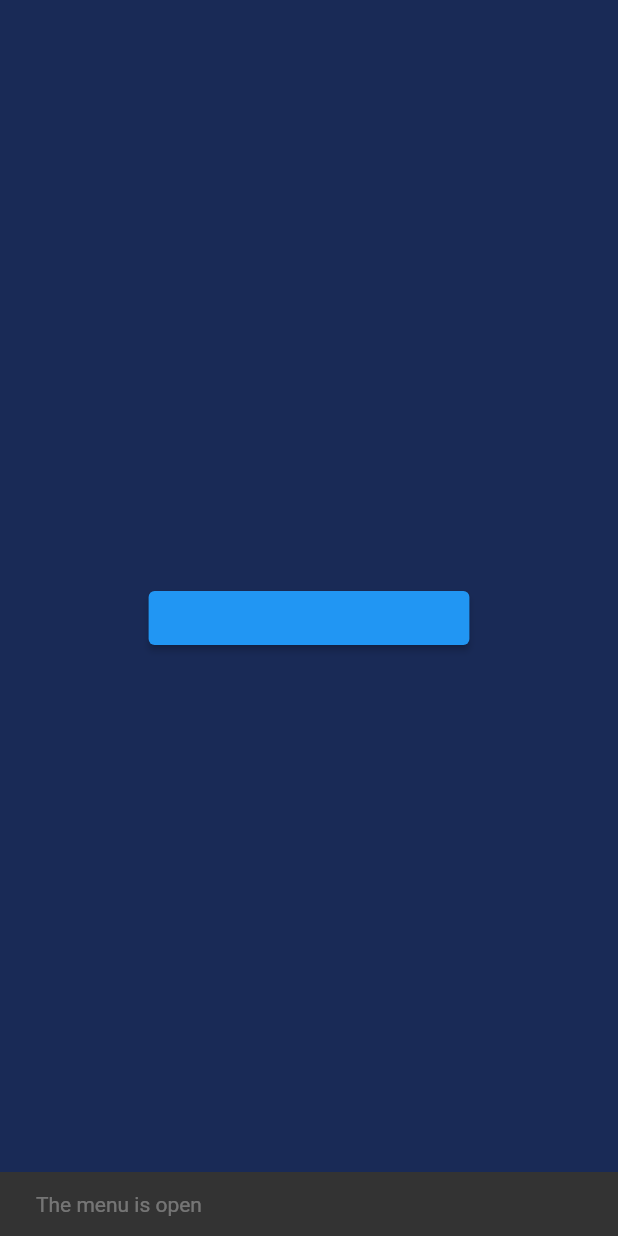
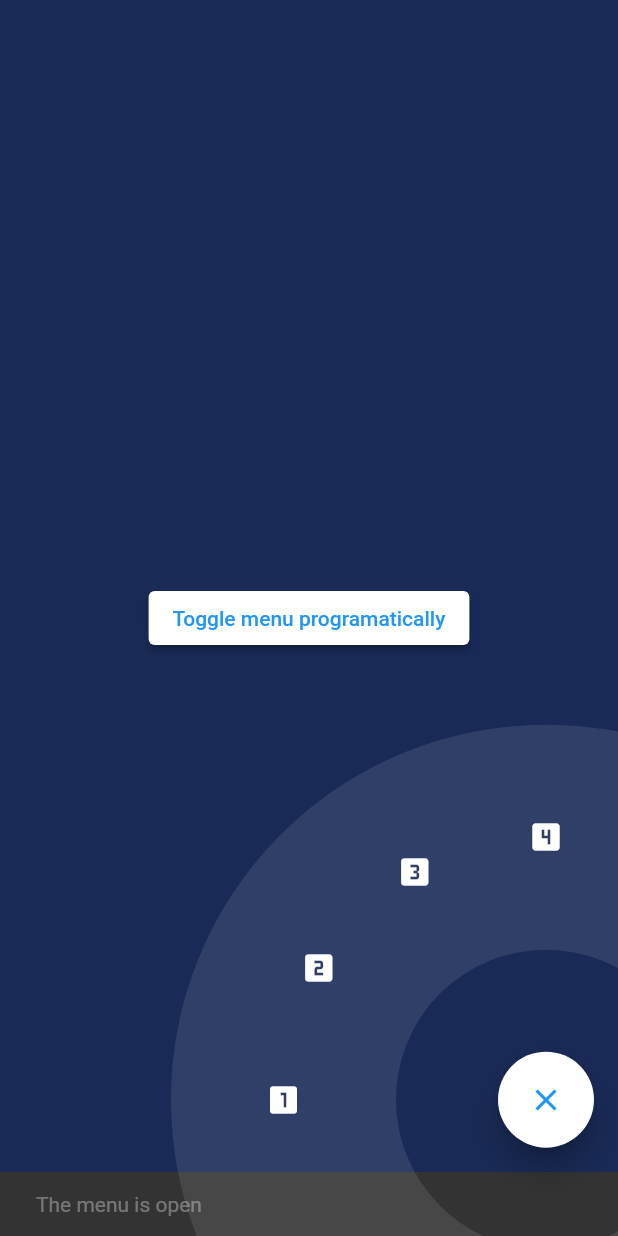
Before and after one commit to marianocordoba/fab-circular-menu, a Flutter app: the screen it shows after launch, after a tap on "Toggle menu programatically", on a phone screen of 412 x 824 dp. Run offline on Flutter 3.47's test engine with Material 2 defaults, Android fonts, the phone set to English and light mode, and no system bars.

Commit message:
chore: Upgrade flutter 3.0.0

```diff
--- a/example/lib/main.dart
+++ b/example/lib/main.dart
@@ -21,14 +21,17 @@ class MyApp extends StatelessWidget {
             child: ElevatedButton(
               onPressed: () {
                 // The menu can be handled programatically using a key
-                if (fabKey.currentState.isOpen) {
-                  fabKey.currentState.close();
+                if (fabKey.currentState!.isOpen) {
+                  fabKey.currentState!.close();
                 } else {
-                  fabKey.currentState.open();
+                  fabKey.currentState!.open();
                 }
               },
-              color: Colors.white,
-              child: Text('Toggle menu programatically', style: TextStyle(color: primaryColor)),
+              style: ButtonStyle(
+                backgroundColor: MaterialStateProperty.all(Colors.white),
+              ),
+              child: Text('Toggle menu programatically',
+                  style: TextStyle(color: primaryColor)),
             ),
           ),
         ),
@@ -55,7 +58,8 @@ class MyApp extends StatelessWidget {
             animationDuration: const Duration(milliseconds: 800),
             animationCurve: Curves.easeInOutCirc,
             onDisplayChange: (isOpen) {
-              _showSnackBar(context, "The menu is ${isOpen ? "open" : "closed"}");
+              _showSnackBar(
+                  context, "The menu is ${isOpen ? "open" : "closed"}");
             },
             children: <Widget>[
               RawMaterialButton(
@@ -84,8 +88,9 @@ class MyApp extends StatelessWidget {
               ),
               RawMaterialButton(
                 onPressed: () {
-                  _showSnackBar(context, "You pressed 4. This one closes the menu on tap");
-                  fabKey.currentState.close();
+                  _showSnackBar(context,
+                      "You pressed 4. This one closes the menu on tap");
+                  fabKey.currentState!.close();
                 },
                 shape: CircleBorder(),
                 padding: const EdgeInsets.all(24.0),
--- a/example/pubspec.yaml
+++ b/example/pubspec.yaml
@@ -8,8 +8,7 @@ dependencies:
   flutter:
     sdk: flutter
   fab_circular_menu:
-    hosted: https://dart.cloudsmith.io/edspuzzles/edspuzzle-public/
-    version: ^1.1.0
+    path: /Users/ericm/sunny/player_rank/packages/fab_circular_menu
 dev_dependencies:
   flutter_test:
     sdk: flutter
--- a/example/pubspec_overrides.yaml
+++ /dev/null
@@ -1,4 +0,0 @@
-# melos_managed_dependency_overrides: fab_circular_menu
-dependency_overrides:
-  fab_circular_menu:
-    path: ..
--- a/lib/fab_circular_menu.dart
+++ b/lib/fab_circular_menu.dart
@@ -155,7 +155,6 @@ class FabCircularMenuState extends State<FabCircularMenu>
           ? Matrix4.translationValues(16.0, 16.0, 0.0)
           : null,
       child: StackWithAllChildrenReceiveEvents(
-        overflow: Overflow.visible,
         alignment: widget.alignment,
         children: <Widget>[
           // Ring
--- a/lib/stack_with_all_children_receive_events.dart
+++ b/lib/stack_with_all_children_receive_events.dart
@@ -9,7 +9,6 @@ class StackWithAllChildrenReceiveEvents extends Stack {
     AlignmentGeometry alignment = AlignmentDirectional.topStart,
     TextDirection textDirection = TextDirection.ltr,
     StackFit fit = StackFit.loose,
-    Overflow overflow = Overflow.clip,
     List<Widget> children = const <Widget>[],
     Clip clipBehavior = Clip.hardEdge,
   }) : super(
@@ -17,7 +16,6 @@ class StackWithAllChildrenReceiveEvents extends Stack {
           alignment: alignment,
           textDirection: textDirection,
           fit: fit,
-          overflow: overflow,
           clipBehavior: clipBehavior,
           children: children,
         );
@@ -29,7 +27,7 @@ class StackWithAllChildrenReceiveEvents extends Stack {
       alignment: alignment,
       textDirection: textDirection ?? Directionality.of(context),
       fit: fit,
-      clipBehavior: clipBehavior == Overflow.visible ? Clip.none : clipBehavior,
+      clipBehavior: clipBehavior,
     );
     // return RenderStackWithAllChildrenReceiveEvents(
     //   alignment: alignment,
@@ -46,8 +44,7 @@ class StackWithAllChildrenReceiveEvents extends Stack {
       ..alignment = alignment
       ..textDirection = textDirection ?? Directionality.of(context)
       ..fit = fit
-      ..clipBehavior =
-          clipBehavior == Overflow.visible ? Clip.none : clipBehavior;
+      ..clipBehavior = clipBehavior;
   }
 
   @override
@@ -58,7 +55,6 @@ class StackWithAllChildrenReceiveEvents extends Stack {
     properties.add(EnumProperty<TextDirection>('textDirection', textDirection,
         defaultValue: null));
     properties.add(EnumProperty<StackFit>('fit', fit));
-    properties.add(EnumProperty<Overflow>('overflow', overflow));
     properties.add(EnumProperty<Clip>('clipBehavior', clipBehavior));
   }
 }
--- a/pubspec.yaml
+++ b/pubspec.yaml
@@ -5,7 +5,7 @@ version: 1.1.0
 publish_to: https://dart.cloudsmith.io/edspuzzles/edspuzzle-public/
 
 environment:
-  sdk: '>=2.15.0 <3.0.0'
+  sdk: '>=2.17.0 <3.0.0'
 
 dependencies:
   flutter:
```
Also changed, not shown: example/pubspec.lock, pubspec.lock.
